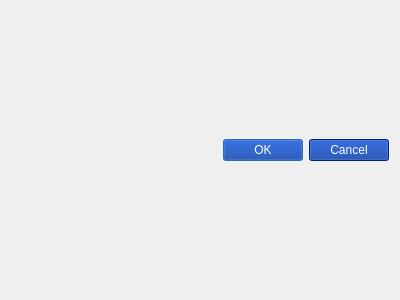
This is forms/modifypresetdialog.ui in MimifanOfficiel/SubbyWare as Qt 5 draws it before an edit. The edited form follows.
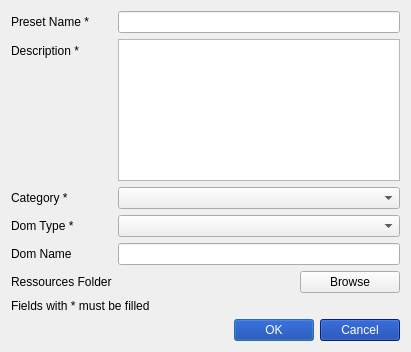
This is the edited form.

Commit message: Adds Popups working and presets working too

Diff of the .ui file:
```diff
--- a/forms/modifypresetdialog.ui
+++ b/forms/modifypresetdialog.ui
@@ -6,14 +6,118 @@
    <rect>
     <x>0</x>
     <y>0</y>
-    <width>400</width>
-    <height>300</height>
+    <width>411</width>
+    <height>352</height>
    </rect>
   </property>
   <property name="windowTitle">
    <string>Dialog</string>
   </property>
   <layout class="QGridLayout" name="gridLayout">
+   <item row="0" column="0">
+    <layout class="QVBoxLayout" name="verticalLayout">
+     <item>
+      <layout class="QFormLayout" name="formLayout">
+       <item row="0" column="0">
+        <widget class="QLabel" name="presetName_label">
+         <property name="text">
+          <string>Preset Name *</string>
+         </property>
+        </widget>
+       </item>
+       <item row="1" column="0">
+        <widget class="QLabel" name="descriptionLabel">
+         <property name="text">
+          <string>Description *</string>
+         </property>
+        </widget>
+       </item>
+       <item row="3" column="0">
+        <widget class="QLabel" name="domTypeLabel">
+         <property name="text">
+          <string>Dom Type *</string>
+         </property>
+        </widget>
+       </item>
+       <item row="4" column="0">
+        <widget class="QLabel" name="domNameLabel">
+         <property name="text">
+          <string>Dom Name</string>
+         </property>
+        </widget>
+       </item>
+       <item row="0" column="1">
+        <widget class="QLineEdit" name="presetNameLineEdit">
+         <property name="maxLength">
+          <number>300</number>
+         </property>
+        </widget>
+       </item>
+       <item row="1" column="1">
+        <widget class="QTextEdit" name="description_textEdit"/>
+       </item>
+       <item row="4" column="1">
+        <widget class="QLineEdit" name="domNameLineEdit">
+         <property name="maxLength">
+          <number>200</number>
+         </property>
+        </widget>
+       </item>
+       <item row="3" column="1">
+        <widget class="QComboBox" name="domType_comboBox"/>
+       </item>
+       <item row="2" column="0">
+        <widget class="QLabel" name="categoryLabel">
+         <property name="text">
+          <string>Category *</string>
+         </property>
+        </widget>
+       </item>
+       <item row="2" column="1">
+        <widget class="QComboBox" name="categoryComboBox"/>
+       </item>
+       <item row="5" column="0">
+        <widget class="QLabel" name="locationLabel">
+         <property name="text">
+          <string>Ressources Folder</string>
+         </property>
+        </widget>
+       </item>
+       <item row="5" column="1">
+        <layout class="QHBoxLayout" name="horizontalLayout">
+         <item>
+          <widget class="QLabel" name="fullLocationLabel">
+           <property name="text">
+            <string/>
+           </property>
+          </widget>
+         </item>
+         <item>
+          <widget class="QPushButton" name="browseButton">
+           <property name="maximumSize">
+            <size>
+             <width>100</width>
+             <height>16777215</height>
+            </size>
+           </property>
+           <property name="text">
+            <string>Browse</string>
+           </property>
+          </widget>
+         </item>
+        </layout>
+       </item>
+      </layout>
+     </item>
+     <item>
+      <widget class="QLabel" name="fieldFilledLabel">
+       <property name="text">
+        <string>Fields with * must be filled</string>
+       </property>
+      </widget>
+     </item>
+    </layout>
+   </item>
    <item row="1" column="0">
     <widget class="QDialogButtonBox" name="buttonBox">
      <property name="styleSheet">
```
Left out of the diff: 3 changed lines with no effect on the pictures. The commit also changes 16 other files.
